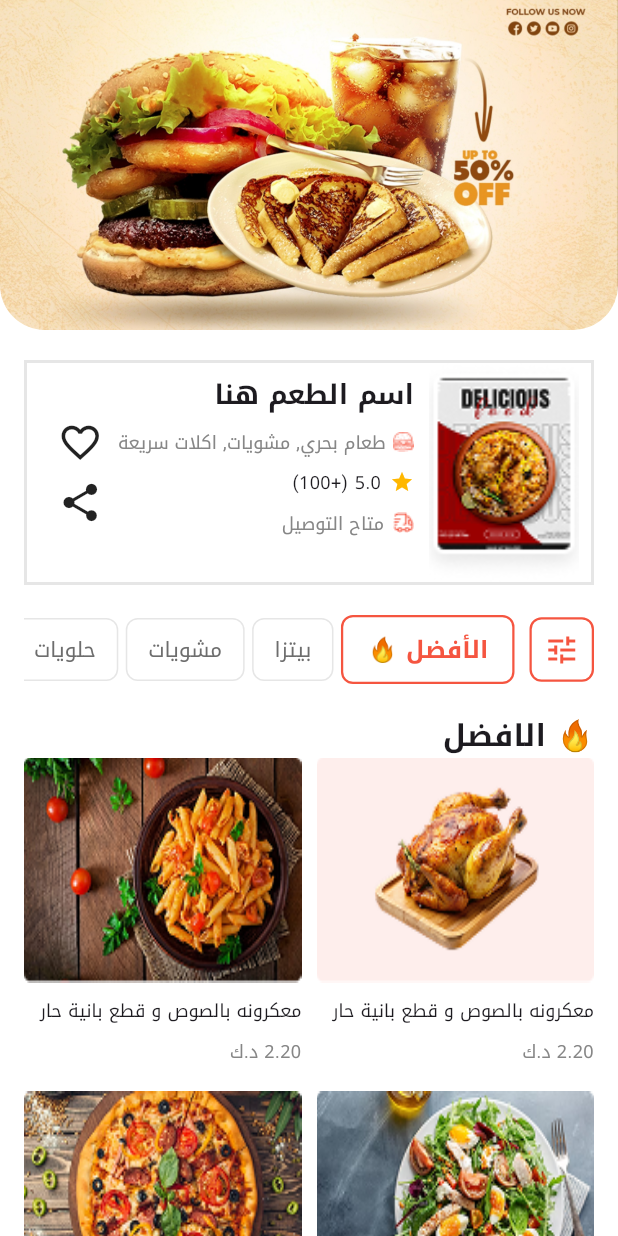
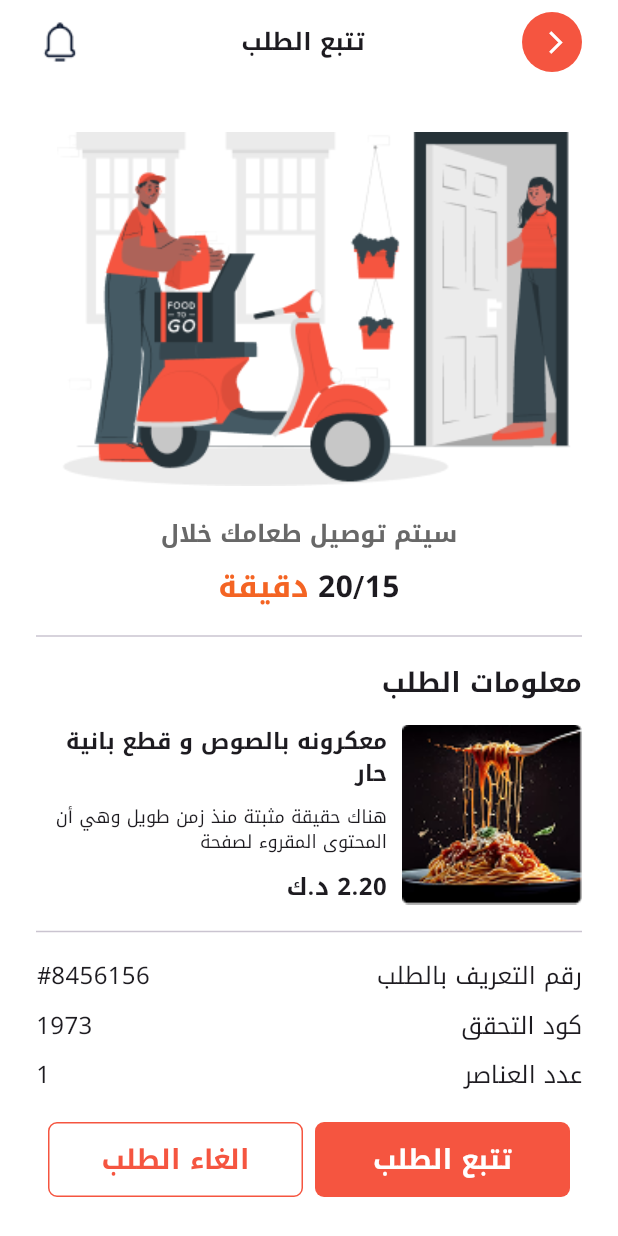
Before and after one commit to Zeiadd1310/Fast-Food-App, a Flutter app: the screen it shows after launch, on a phone screen of 412 x 824 dp. Run offline on Flutter 3.47's test engine with Material 3 defaults, Android fonts, the phone set to English and light mode, and no system bars; our stand-ins replace font_awesome_flutter, google_fonts.

Commit message:
delivery view

```diff
--- a/lib/main.dart
+++ b/lib/main.dart
@@ -1,4 +1,5 @@
 import 'package:depi/views/best_deals_view.dart';
+import 'package:depi/views/delivery_view.dart';
 import 'package:flutter/material.dart';
 import 'package:flutter_localizations/flutter_localizations.dart';
 
@@ -23,7 +24,7 @@ class FastFoodApp extends StatelessWidget {
         GlobalCupertinoLocalizations.delegate,
       ],
       theme: ThemeData(textTheme: GoogleFonts.notoKufiArabicTextTheme()),
-      home: const BestDealsView(),
+      home: const DeliveryView(),
     );
   }
 }
--- a/lib/views/best_deals_view.dart
+++ b/lib/views/best_deals_view.dart
@@ -181,6 +181,7 @@ class BestDealsView extends StatelessWidget {
                     textAlign: TextAlign.start,
                     style: TextStyle(fontSize: 20, fontWeight: FontWeight.bold),
                   ),
+                  const SizedBox(height: 20),
                   CustomTextMealWidget(
                     meals: [
                       TextMealItem(
@@ -209,6 +210,8 @@ class BestDealsView extends StatelessWidget {
                     '🍕 بيتزا',
                     style: TextStyle(fontSize: 20, fontWeight: FontWeight.bold),
                   ),
+                  const SizedBox(height: 20),
+
                   CustomRowMealWidget(
                     meals: [
                       MealItem(
--- /dev/null
+++ b/lib/views/delivery_view.dart
@@ -0,0 +1,218 @@
+import 'package:depi/views/widgets/custom_row_meal_widget.dart';
+import 'package:flutter/material.dart';
+
+class DeliveryView extends StatelessWidget {
+  const DeliveryView({super.key});
+
+  @override
+  Widget build(BuildContext context) {
+    return Scaffold(
+      backgroundColor: Colors.white,
+      body: SafeArea(
+        child: Padding(
+          padding: const EdgeInsets.symmetric(horizontal: 24.0, vertical: 8),
+          child: Column(
+            crossAxisAlignment: CrossAxisAlignment.start,
+            children: [
+              Row(
+                mainAxisAlignment: MainAxisAlignment.spaceBetween,
+                children: [
+                  Container(
+                    width: 40,
+                    height: 40,
+                    decoration: BoxDecoration(
+                      color: Color(0xffF55540),
+                      borderRadius: BorderRadius.circular(50),
+                    ),
+                    alignment: Alignment.center,
+                    child: Padding(
+                      padding: const EdgeInsets.only(right: 4.0),
+                      child: Icon(
+                        Icons.arrow_back_ios,
+                        color: Colors.white,
+                        size: 18,
+                      ),
+                    ),
+                  ),
+                  Text(
+                    'تتبع الطلب',
+                    style: TextStyle(fontSize: 16, fontWeight: FontWeight.w600),
+                  ),
+                  Image.asset('assets/images/notification.png'),
+                ],
+              ),
+              const SizedBox(height: 40),
+              Image.asset('assets/images/delivery.png'),
+              const SizedBox(height: 20),
+              Center(
+                child: Text(
+                  'سيتم توصيل طعامك خلال',
+                  style: TextStyle(
+                    color: Color(0xff686868),
+                    fontSize: 16,
+                    fontWeight: FontWeight.w700,
+                  ),
+                ),
+              ),
+              SizedBox(height: 10),
+              Row(
+                mainAxisAlignment: MainAxisAlignment.center,
+                children: [
+                  Text(
+                    '20/15',
+                    style: TextStyle(fontSize: 20, fontWeight: FontWeight.w700),
+                  ),
+                  SizedBox(width: 6),
+                  Text(
+                    'دقيقة',
+                    style: TextStyle(
+                      fontSize: 20,
+                      fontWeight: FontWeight.w700,
+                      color: Color(0xffF46423),
+                    ),
+                  ),
+                ],
+              ),
+              const SizedBox(height: 10),
+              Divider(),
+              const SizedBox(height: 10),
+              Text(
+                'معلومات الطلب',
+                style: TextStyle(fontSize: 18, fontWeight: FontWeight.bold),
+              ),
+              const SizedBox(height: 15),
+              Row(
+                children: [
+                  Image.asset(
+                    'assets/images/spaghetti.png',
+                    width: 120,
+                    height: 120,
+                    fit: BoxFit.fill,
+                  ),
+                  const SizedBox(width: 10),
+                  Expanded(
+                    child: Column(
+                      crossAxisAlignment: CrossAxisAlignment.start,
+                      children: [
+                        Text(
+                          'معكرونه بالصوص و قطع بانية حار',
+                          style: TextStyle(
+                            fontSize: 15,
+                            fontWeight: FontWeight.bold,
+                          ),
+                        ),
+                        SizedBox(height: 10),
+                        Text(
+                          'هناك حقيقة مثبتة منذ زمن طويل وهي أن المحتوى المقروء لصفحة',
+                          style: TextStyle(
+                            fontSize: 12,
+                            fontWeight: FontWeight.w400,
+                          ),
+                          maxLines: 4,
+                          overflow: TextOverflow.ellipsis,
+                        ),
+                        SizedBox(height: 10),
+                        Text(
+                          '2.20 د.ك',
+                          style: TextStyle(
+                            fontSize: 16,
+                            fontWeight: FontWeight.bold,
+                          ),
+                        ),
+                      ],
+                    ),
+                  ),
+                ],
+              ),
+              const SizedBox(height: 10),
+              Divider(),
+              const SizedBox(height: 10),
+              Row(
+                mainAxisAlignment: MainAxisAlignment.spaceBetween,
+                children: [
+                  Text(
+                    'رقم التعريف بالطلب',
+                    style: TextStyle(fontSize: 16, fontWeight: FontWeight.w400),
+                  ),
+                  Text(
+                    '#8456156',
+                    style: TextStyle(fontSize: 16, fontWeight: FontWeight.w400),
+                  ),
+                ],
+              ),
+              SizedBox(height: 10),
+              Row(
+                mainAxisAlignment: MainAxisAlignment.spaceBetween,
+                children: [
+                  Text(
+                    'كود التحقق',
+                    style: TextStyle(fontSize: 16, fontWeight: FontWeight.w400),
+                  ),
+                  Text(
+                    '1973',
+                    style: TextStyle(fontSize: 16, fontWeight: FontWeight.w400),
+                  ),
+                ],
+              ),
+              SizedBox(height: 10),
+              Row(
+                mainAxisAlignment: MainAxisAlignment.spaceBetween,
+                children: [
+                  Text(
+                    'عدد العناصر',
+                    style: TextStyle(fontSize: 16, fontWeight: FontWeight.w400),
+                  ),
+                  Text(
+                    '1',
+                    style: TextStyle(fontSize: 16, fontWeight: FontWeight.w400),
+                  ),
+                ],
+              ),
+              SizedBox(height: 20),
+              Row(
+                mainAxisAlignment: MainAxisAlignment.spaceEvenly,
+                children: [
+                  Container(
+                    width: 170,
+                    height: 50,
+                    decoration: BoxDecoration(
+                      color: Color(0xffF55540),
+                      borderRadius: BorderRadius.circular(6),
+                    ),
+                    alignment: Alignment.center,
+                    child: Text(
+                      'تتبع الطلب',
+                      style: TextStyle(
+                        color: Colors.white,
+                        fontSize: 18,
+                        fontWeight: FontWeight.w600,
+                      ),
+                    ),
+                  ),
+                  Container(
+                    width: 170,
+                    height: 50,
+                    decoration: BoxDecoration(
+                      color: Colors.white,
+                      borderRadius: BorderRadius.circular(6),
+                      border: Border.all(color: Color(0xffF55540)),
+                    ),
+                    alignment: Alignment.center,
+                    child: Text(
+                      'الغاء الطلب',
+                      style: TextStyle(
+                        color: Color(0xffF55540),
+                        fontSize: 18,
+                        fontWeight: FontWeight.w600,
+                      ),
+                    ),
+                  ),
+                ],
+              ),
+            ],
+          ),
+        ),
+      ),
+    );
+  }
+}
--- a/lib/views/widgets/custom_row_meal_widget.dart
+++ b/lib/views/widgets/custom_row_meal_widget.dart
@@ -25,6 +25,7 @@ class CustomRowMealWidget extends StatelessWidget {
       shrinkWrap: true,
       physics: NeverScrollableScrollPhysics(),
       itemCount: meals.length,
+      padding: EdgeInsets.zero,
       itemBuilder: (context, index) {
         final meal = meals[index];
         final isLast = index == meals.length - 1;
--- a/lib/views/widgets/custom_text_meal_widget.dart
+++ b/lib/views/widgets/custom_text_meal_widget.dart
@@ -5,7 +5,11 @@ class TextMealItem {
   final String name;
   final String price;
 
-  TextMealItem({required this.imagePath, required this.name, required this.price});
+  TextMealItem({
+    required this.imagePath,
+    required this.name,
+    required this.price,
+  });
 }
 
 class CustomTextMealWidget extends StatelessWidget {
@@ -25,6 +29,7 @@ class CustomTextMealWidget extends StatelessWidget {
       physics: NeverScrollableScrollPhysics(),
       shrinkWrap: true,
       itemCount: meals.length,
+      padding: EdgeInsets.zero,
       itemBuilder: (context, index) {
         final meal = meals[index];
         return Column(
```
Also changed, not shown: assets/images/delivery.png (added).
